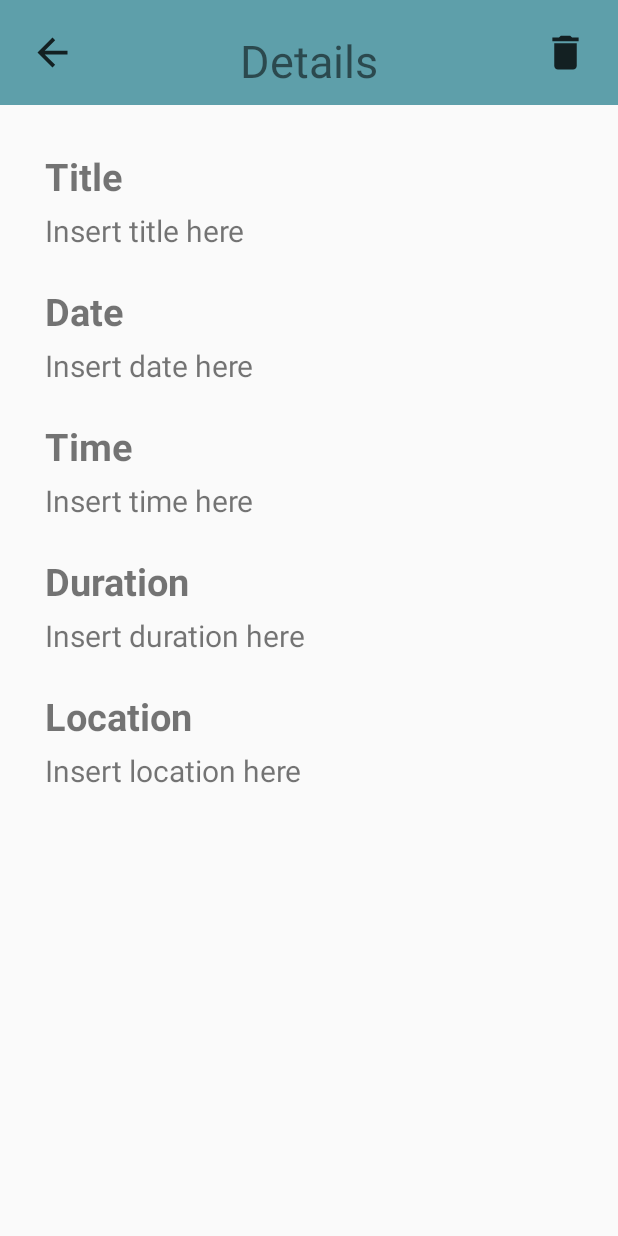
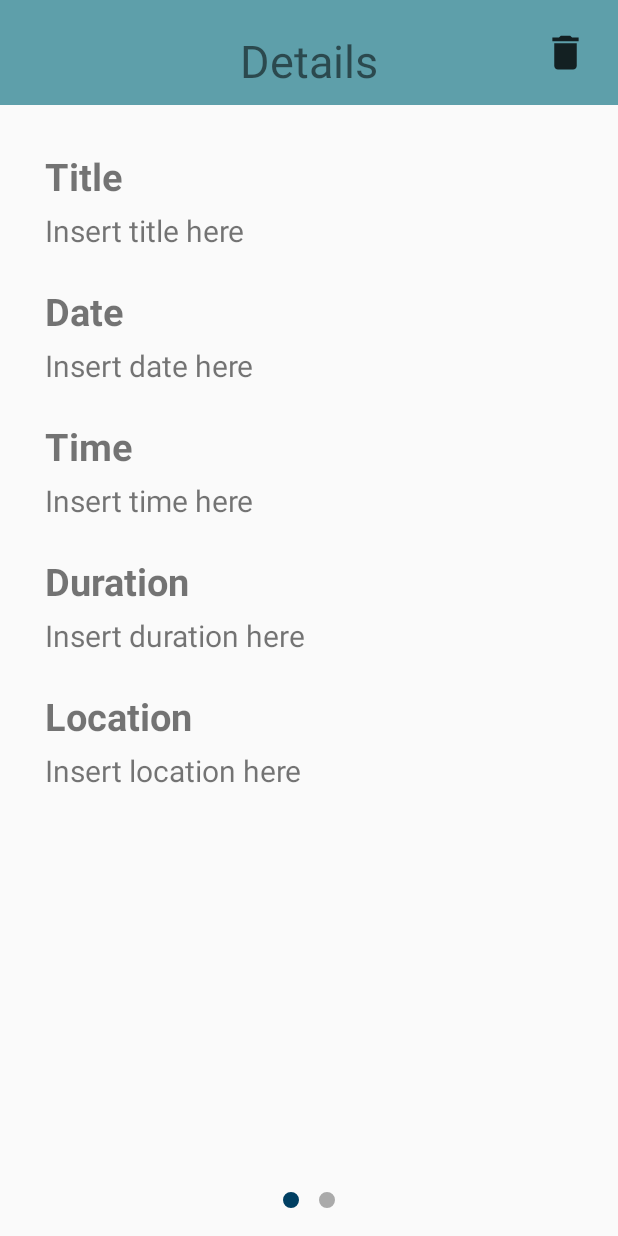
Before and after one commit to s176367/SMA_App, an Android app: the ActivityOverview screen opened directly, with no data from a screen before it, on a phone screen of 412 x 824 dp. Run offline under Robolectric (Android 15) with nearby library versions, the phone set to English and light mode, and no system bars; Roboto replaces fonts that are not available here; 1 statement that could not run was skipped.

Commit message:
Nu kan man se topics igennem overview vha. viewpager

```diff
--- a/app/src/main/java/com/example/sma/Overview/ActivityOverview.java
+++ b/app/src/main/java/com/example/sma/Overview/ActivityOverview.java
@@ -4,41 +4,34 @@ import android.content.Intent;
 import android.os.Bundle;
 
 import androidx.appcompat.app.AppCompatActivity;
+import androidx.viewpager.widget.PagerAdapter;
+import androidx.viewpager.widget.ViewPager;
 
 import com.example.sma.R;
+import com.google.android.material.tabs.TabItem;
+import com.google.android.material.tabs.TabLayout;
 
 public class ActivityOverview extends AppCompatActivity {
 
-
-
-
+    String title;
 
     @Override
     protected void onCreate(Bundle savedInstanceState){
         super.onCreate(savedInstanceState);
         setContentView(R.layout.activity_meetingoverview);
         Intent intent = getIntent();
-        String title = intent.getStringExtra("title");
+        title = intent.getStringExtra("title");
 
 
-
-
-
-
-
-        Bundle bundle = new Bundle();
-        bundle.putString("title", title );
-        FragmentOverview overFrag = new FragmentOverview();
-        overFrag.setArguments(bundle);
-
-        getSupportFragmentManager().beginTransaction().replace(R.id.fragment_container, overFrag).commit();
+        ViewPager viewPager = findViewById(R.id.pager);
+        TabLayout tabLayout = findViewById(R.id.tab_layout);
+        viewPager.setAdapter(new ViewPagerAdapter(getSupportFragmentManager()));
+        tabLayout.setupWithViewPager(viewPager,true);
 
 
     }
 
-
-
-
-
-
+    public String getTitleString() {
+        return title;
+    }
 }
--- /dev/null
+++ b/app/src/main/java/com/example/sma/Overview/FragmentAgendaOverview.java
@@ -0,0 +1,64 @@
+package com.example.sma.Overview;
+
+import android.content.Intent;
+import android.os.Bundle;
+import android.view.LayoutInflater;
+import android.view.View;
+import android.view.ViewGroup;
+import android.widget.Button;
+
+import androidx.annotation.NonNull;
+import androidx.annotation.Nullable;
+import androidx.fragment.app.Fragment;
+import androidx.recyclerview.widget.LinearLayoutManager;
+import androidx.recyclerview.widget.RecyclerView;
+
+import com.example.sma.CreateMeeting.ActivityCreateMeeting;
+import com.example.sma.CreateMeeting.FragmentAddTopic;
+import com.example.sma.CreateMeeting.TopicAdapter;
+import com.example.sma.FakeMeetingDatabase;
+import com.example.sma.MainActivity.ActivityMain;
+import com.example.sma.Model.MeetingObject;
+import com.example.sma.R;
+
+import java.util.List;
+
+public class FragmentAgendaOverview extends Fragment {
+
+    FakeMeetingDatabase db = new FakeMeetingDatabase();
+
+    private TopicAdapter adapter;
+    private RecyclerView.LayoutManager layoutManager;
+    private MeetingObject tempMeeting;
+    private String titleString;
+    private List<MeetingObject> meetingList;
+
+    @Override
+    public View onCreateView(@NonNull LayoutInflater inflater, @Nullable final ViewGroup container, @Nullable Bundle savedInstanceState) {
+        View view = inflater.inflate(R.layout.fragment_overview2, container, false);
+        RecyclerView recyclerView = view.findViewById(R.id.recycler_overview);
+        recyclerView.setLayoutManager(new LinearLayoutManager(view.getContext()));
+
+        titleString = ((ActivityOverview)getActivity()).getTitleString();
+
+        FakeMeetingDatabase db = new FakeMeetingDatabase();
+        meetingList = db.retriveMeetingList();
+
+
+        for (int i = 0; i <meetingList.size() ; i++) {
+            if (meetingList.get(i).getTitle().equalsIgnoreCase(titleString)){
+                tempMeeting = meetingList.get(i);
+            }
+
+        }
+        adapter = new TopicAdapter(view.getContext(), tempMeeting.topics);
+        recyclerView.setAdapter(adapter);
+
+
+
+        return view;
+    }
+
+
+
+}
--- a/app/src/main/java/com/example/sma/Overview/FragmentOverview.java
+++ b/app/src/main/java/com/example/sma/Overview/FragmentOverview.java
@@ -12,6 +12,7 @@ import androidx.annotation.NonNull;
 import androidx.annotation.Nullable;
 import androidx.fragment.app.Fragment;
 
+import com.example.sma.CreateMeeting.ActivityCreateMeeting;
 import com.example.sma.FakeMeetingDatabase;
 import com.example.sma.MainActivity.ActivityMain;
 import com.example.sma.Model.MeetingObject;
@@ -21,7 +22,7 @@ import java.util.ArrayList;
 
 public class FragmentOverview extends Fragment implements View.OnClickListener {
 
-
+    String titleString;
     TextView title;
     TextView date;
     TextView time;
@@ -39,10 +40,6 @@ public class FragmentOverview extends Fragment implements View.OnClickListener {
     public View onCreateView(@NonNull LayoutInflater inflater, @Nullable ViewGroup container, @Nullable Bundle savedInstanceState) {
         View view =  inflater.inflate(R.layout.fragment_overview1, container, false);
 
-
-
-        back = view.findViewById(R.id.but_back);
-        back.setOnClickListener(this);
         delete = view.findViewById(R.id.but_delete);
         delete.setOnClickListener(this);
         time = view.findViewById(R.id.time_text);
@@ -51,7 +48,8 @@ public class FragmentOverview extends Fragment implements View.OnClickListener {
         duration = view.findViewById(R.id.duration_text);
         location = view.findViewById(R.id.location_text);
         db = new FakeMeetingDatabase();
-        recivedInfo = getArguments().getString("title");
+        recivedInfo = ((ActivityOverview)getActivity()).getTitleString();
+
         list = db.retriveMeetingList();
 
 
@@ -64,15 +62,13 @@ public class FragmentOverview extends Fragment implements View.OnClickListener {
                 duration.setText(list.get(i).getDuration());
             }
         }
+
         return view;
     }
 
+
     @Override
     public void onClick(View view) {
-        if (view == back) {
-            getActivity().finish();
-        }
-
         if (view == delete) {
             list = db.retriveMeetingList();
             for (int i = 0; i < list.size(); i++) {
--- /dev/null
+++ b/app/src/main/java/com/example/sma/Overview/ViewPagerAdapter.java
@@ -0,0 +1,37 @@
+package com.example.sma.Overview;
+
+import androidx.annotation.NonNull;
+import androidx.annotation.Nullable;
+import androidx.fragment.app.Fragment;
+import androidx.fragment.app.FragmentManager;
+import androidx.fragment.app.FragmentPagerAdapter;
+
+public class ViewPagerAdapter extends FragmentPagerAdapter {
+
+    private Fragment[] childFragments;
+
+
+
+
+    public ViewPagerAdapter(@NonNull FragmentManager fm) {
+        super(fm);
+        childFragments = new Fragment[]{
+                new FragmentOverview(), new FragmentAgendaOverview()
+        };
+    }
+
+    @NonNull
+    @Override
+    public Fragment getItem(int position) {
+
+
+        return childFragments[position];
+    }
+
+
+    @Override
+    public int getCount() {
+        return childFragments.length;
+    }
+
+}
--- /dev/null
+++ b/app/src/main/res/drawable/default_dot.xml
@@ -0,0 +1,12 @@
+<?xml version="1.0" encoding="utf-8"?>
+<layer-list xmlns:android="http://schemas.android.com/apk/res/android">
+    <item>
+        <shape
+            android:innerRadius="0dp"
+            android:shape="ring"
+            android:thickness="5dp"
+            android:useLevel="false">
+            <solid android:color="@android:color/darker_gray"/>
+        </shape>
+    </item>
+</layer-list>
--- /dev/null
+++ b/app/src/main/res/drawable/selected_dot.xml
@@ -0,0 +1,12 @@
+<?xml version="1.0" encoding="utf-8"?>
+<layer-list xmlns:android="http://schemas.android.com/apk/res/android">
+    <item>
+        <shape
+            android:innerRadius="0dp"
+            android:shape="ring"
+            android:thickness="5dp"
+            android:useLevel="false">
+            <solid android:color="@color/colorPrimaryDark"/>
+        </shape>
+    </item>
+</layer-list>
--- /dev/null
+++ b/app/src/main/res/drawable/tab_selector.xml
@@ -0,0 +1,8 @@
+<?xml version="1.0" encoding="utf-8"?>
+<selector xmlns:android="http://schemas.android.com/apk/res/android">
+
+    <item android:drawable="@drawable/selected_dot"
+        android:state_selected="true"/>
+
+    <item android:drawable="@drawable/default_dot"/>
+</selector>
--- a/app/src/main/res/layout/activity_meetingoverview.xml
+++ b/app/src/main/res/layout/activity_meetingoverview.xml
@@ -1,15 +1,25 @@
 <?xml version="1.0" encoding="utf-8"?>
-<RelativeLayout xmlns:android="http://schemas.android.com/apk/res/android"
-    android:layout_width="match_parent" android:layout_height="match_parent">
+<RelativeLayout
+    xmlns:android="http://schemas.android.com/apk/res/android"
+    xmlns:app="http://schemas.android.com/apk/res-auto"
+    android:layout_width="match_parent"
+    android:layout_height="wrap_content">
 
-    <FrameLayout
-        android:id="@+id/fragment_container"
+    <androidx.viewpager.widget.ViewPager
+        android:id="@+id/pager"
         android:layout_width="match_parent"
-        android:layout_height="match_parent"
-        />
+        android:layout_height="match_parent"/>
 
 
 
+        <com.google.android.material.tabs.TabLayout
+            android:id="@+id/tab_layout"
+            android:layout_width="match_parent"
+            android:layout_height="wrap_content"
+            android:layout_alignParentBottom="true"
+            app:tabBackground="@drawable/tab_selector"
+            app:tabGravity="center"
+            app:tabIndicatorHeight="0dp"/>
 
 
 
--- a/app/src/main/res/layout/fragment_overview1.xml
+++ b/app/src/main/res/layout/fragment_overview1.xml
@@ -7,37 +7,21 @@
     android:orientation="vertical">
 
 
-
-
-    <Button
-        android:id="@+id/but_delete"
-        android:layout_alignParentRight="true"
-        android:layout_marginRight="20dp"
-        android:layout_alignParentTop="true"
-        android:layout_marginTop="20dp"
-        android:background="@drawable/delete"
-        android:layout_width="30dp"
-        android:layout_height="30dp"
-        />
-
-    <Button
-        android:id="@+id/but_back"
-        android:layout_alignParentLeft="true"
-        android:layout_alignParentTop="true"
-        android:layout_marginLeft="20dp"
-        android:layout_marginTop="20dp"
-        android:layout_width="30dp"
-        android:layout_height="30dp"
-        android:background="@drawable/back" />
-
-
-
     <ImageView
         android:id="@+id/topBar"
         android:layout_width="match_parent"
         android:layout_height="70dp"
         app:srcCompat="@color/standardBrand" />
 
+    <Button
+        android:id="@+id/but_delete"
+        android:layout_width="30dp"
+        android:layout_height="30dp"
+        android:layout_alignParentTop="true"
+        android:layout_alignParentRight="true"
+        android:layout_marginTop="20dp"
+        android:layout_marginRight="20dp"
+        android:background="@drawable/delete" />
 
     <TextView
         android:id="@+id/titledetails"
--- /dev/null
+++ b/app/src/main/res/layout/fragment_overview2.xml
@@ -0,0 +1,54 @@
+<?xml version="1.0" encoding="utf-8"?>
+<RelativeLayout xmlns:android="http://schemas.android.com/apk/res/android"
+    xmlns:app="http://schemas.android.com/apk/res-auto"
+    android:layout_width="match_parent" android:layout_height="match_parent">
+
+    <ImageView
+        android:id="@+id/topBar5"
+        android:layout_width="match_parent"
+        android:layout_height="70dp"
+        app:srcCompat="@color/standardBrand" />
+
+    <TextView
+        android:id="@+id/titledetails2"
+        android:layout_width="match_parent"
+        android:layout_height="wrap_content"
+        android:layout_alignParentTop="true"
+        android:layout_marginTop="20dp"
+        android:gravity="center"
+        android:text="Agenda"
+        android:textColor="@color/colorPrimaryDark"
+        android:textSize="30dp"
+        android:visibility="visible" />
+
+    <ScrollView
+        android:layout_width="match_parent"
+        android:layout_height="wrap_content"
+        android:layout_below="@id/topBar5"
+        android:fadingEdgeLength="1dp"
+        android:requiresFadingEdge="vertical">
+
+        <RelativeLayout
+            android:layout_width="match_parent"
+            android:layout_height="wrap_content">
+
+
+            <androidx.recyclerview.widget.RecyclerView
+                android:id="@+id/recycler_overview"
+                android:layout_width="match_parent"
+                android:layout_height="wrap_content" />
+
+            <Space
+                android:layout_width="match_parent"
+                android:layout_height="100dp"
+                android:layout_below="@id/recycler_overview" />
+
+
+
+        </RelativeLayout>
+
+
+    </ScrollView>
+
+
+</RelativeLayout>
```
